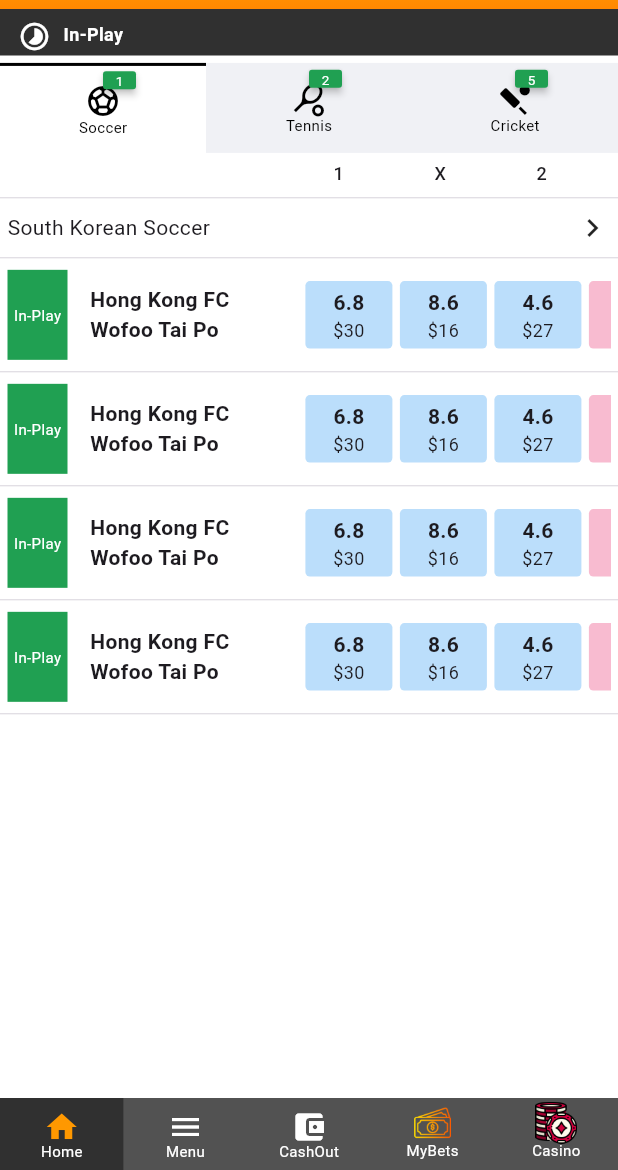
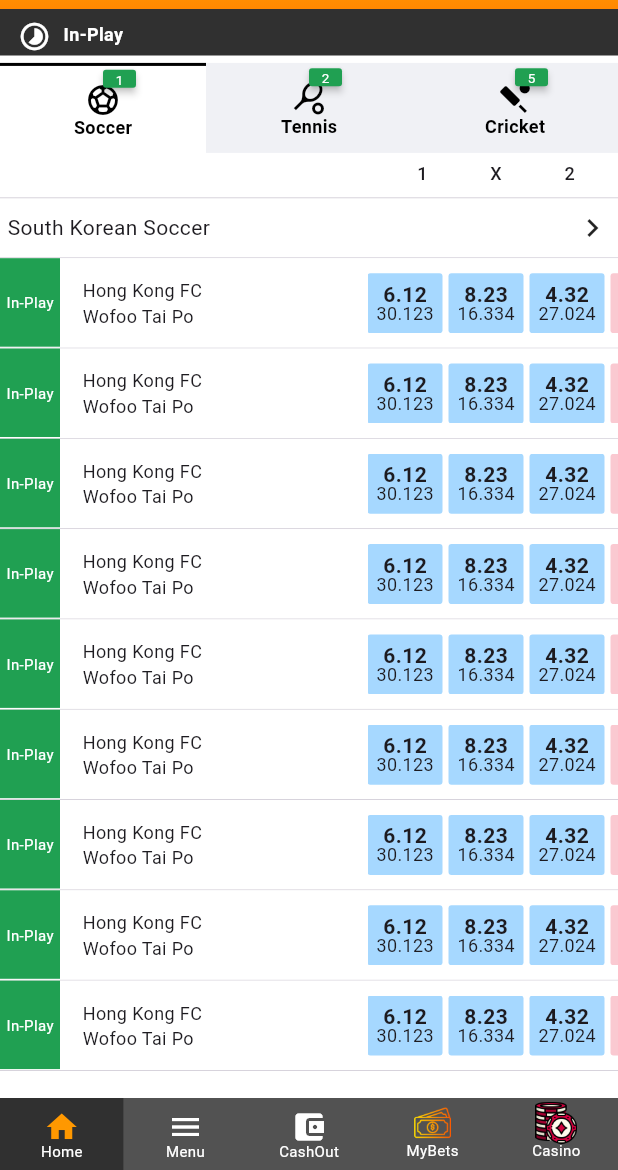
Before and after one commit to iamkashansheikh/stake_fair_app, a Flutter app: the screen it shows after launch, on a phone screen of 412 x 824 dp, the part 66-1236 px from its top. Run offline on Flutter 3.47's test engine with Material 3 defaults, Android fonts, the phone set to English and light mode, and no system bars; drawn by our look-alikes of auto_size_text, badges; our stand-ins replace firebase_core, firebase_database, flutter_screenutil, get, intl_phone_field, open_file and 3 more; missing offline and left inert: flutter_downloader; accounts and stored records are empty; network calls fail.

Commit message:
design market in in-play screen

```diff
--- a/lib/controllers/Home/inplay_controller.dart
+++ b/lib/controllers/Home/inplay_controller.dart
@@ -57,12 +57,12 @@ class InplayController extends GetxController {
   var oddsList = <Map<String, dynamic>>[].obs;
     void fetchOdds() {
     oddsList.value = [
-      {"odds": 6.8, "price": 30},
-      {"odds": 8.6, "price": 16},
-      {"odds": 4.6, "price": 27},
-      {"odds": 5.2, "price": 24},
-      {"odds": 1.47, "price": 25},
-      {"odds": 1.55, "price": 19},
+      {"odds": 6.12, "price": 30.123},
+      {"odds": 8.23, "price": 16.334},
+      {"odds": 4.32, "price": 27.024},
+      {"odds": 5.45, "price": 24.389},
+      {"odds": 1.78, "price": 25.38},
+      {"odds": 1.35, "price": 19.838},
     ];
   }
 }
--- a/lib/main.dart
+++ b/lib/main.dart
@@ -3,6 +3,8 @@ import 'package:flutter/material.dart';
 import 'package:flutter_downloader/flutter_downloader.dart';
 import 'package:flutter_screenutil/flutter_screenutil.dart';
 import 'package:get/get.dart';
+import 'package:stake_fair_app/res/routs/app_routs.dart';
+import 'package:stake_fair_app/res/routs/app_routs_name.dart';
 import 'package:stake_fair_app/view/screens/app_Loacalization/app_local.dart';
 import 'package:stake_fair_app/view/screens/inplay_screen.dart';
 import 'firebase_options.dart';
--- a/lib/view/screens/inplay_screen.dart
+++ b/lib/view/screens/inplay_screen.dart
@@ -38,9 +38,7 @@ class _InplayScreenState extends State<InplayScreen> {
                       size: 22,
                     ),
                   ),
-                  SizedBox(
-                    height: MediaQuery.of(context).size.height * 0.006,
-                  ),
+                  SizedBox(height: MediaQuery.of(context).size.height * 0.006,),
                   Row(
                     children: [
                       _buildShowMatches(
@@ -117,14 +115,12 @@ class _InplayScreenState extends State<InplayScreen> {
                       ),
                     ],
                   ),
-                  SizedBox(
-                    height: MediaQuery.of(context).size.height * 0.006,
-                  ),
+                  SizedBox(height: MediaQuery.of(context).size.height * 0.006,),
                   Row(
                     mainAxisAlignment: MainAxisAlignment.spaceEvenly,
                     children: [
                       Text(
-                        '1'.padLeft(55),
+                        '1'.padLeft(78),
                         style: TextStyle(
                             fontWeight: FontWeight.w500, fontSize: 12),
                       ),
@@ -153,9 +149,16 @@ class _InplayScreenState extends State<InplayScreen> {
                       ],
                     ),
                   ),
+                  SizedBox(height: MediaQuery.of(context).size.height * 0.01,),
                   Divider(
                     thickness: 0.5,
+                    height:0,
                   ),
+                  _buildOddsRow(),
+                  _buildOddsRow(),
+                  _buildOddsRow(),
+                  _buildOddsRow(),
+                  _buildOddsRow(),
                   _buildOddsRow(),
                   _buildOddsRow(),
                   _buildOddsRow(),
@@ -499,10 +502,11 @@ class _InplayScreenState extends State<InplayScreen> {
                 const SizedBox(height: 1),
                 Text(
                   label,
-                  style: const TextStyle(
-                    fontSize: 10,
+                  style:  TextStyle(
+                    fontSize: 12,
                     height: 1.0,
                     color: Colors.black,
+                    fontWeight: FontWeight.bold
                   ),
                   maxLines: 1,
                 ),
@@ -515,25 +519,26 @@ class _InplayScreenState extends State<InplayScreen> {
   }
 
   Widget _buildOddsRow() {
-    // Ensure odds data is loaded.
     inplayController.fetchOdds();
 
     return Column(
+      mainAxisSize: MainAxisSize.min,
       children: [
-        Padding(
-          padding: const EdgeInsets.symmetric(horizontal: 5),
-          child: Container(
+        Container(
           color: Colors.white,
           child: Row(
-              crossAxisAlignment:
-                  CrossAxisAlignment.center, // Center vertically
+            crossAxisAlignment: CrossAxisAlignment.center,
             children: [
-                // Left side vertical color bar with "In-Play" text
               Container(
                 width: 40,
                 height: 60,
+                alignment: Alignment.center,
+                decoration: BoxDecoration(
                   color: const Color(0xff20A052),
-                  alignment: Alignment.center,
+                  border: Border(
+                    bottom: BorderSide(color: Colors.white),
+                  ),
+                ),
                 child: const Text(
                   'In-Play',
                   style: TextStyle(
@@ -543,7 +548,6 @@ class _InplayScreenState extends State<InplayScreen> {
                 ),
               ),
               const SizedBox(width: 15),
-                // Static match info as separate texts
               Expanded(
                 flex: 2,
                 child: Column(
@@ -552,47 +556,40 @@ class _InplayScreenState extends State<InplayScreen> {
                   children: const [
                     Text(
                       'Hong Kong FC',
-                        style: TextStyle(
-                          fontSize: 14,
-                          fontWeight: FontWeight.w600,
-                        ),
+                      style: TextStyle(fontSize: 12),
                     ),
                     Text(
                       'Wofoo Tai Po',
-                        style: TextStyle(
-                          fontSize: 14,
-                          fontWeight: FontWeight.w600,
-                        ),
+                      style: TextStyle(fontSize: 12),
                     ),
                   ],
                 ),
               ),
-                const SizedBox(width: 8),
-                Expanded(
-                  flex: 3,
+              Container(
+                width: 167,
                 child: Obx(() {
                   return SingleChildScrollView(
                     scrollDirection: Axis.horizontal,
+                    physics: const ClampingScrollPhysics(),
                     child: Row(
-                        crossAxisAlignment: CrossAxisAlignment.center,
+
+                     // crossAxisAlignment: CrossAxisAlignment.center,
                       children: inplayController.oddsList
                           .asMap()
                           .entries
                           .map((entry) {
                         int index = entry.key;
                         final item = entry.value;
-                          // First 3 boxes pink, remaining blue
-                          final Color bgColor =
-                              index < 3 ? Colors.blue[100]! : Colors.pink[100]!;
-                          return Row(
-                            children: [
-                              _buildOddsBox(
+                        final Color bgColor = index < 3
+                            ? const Color(0xffA6D8FF)
+                            : const Color(0xffFAC9D1);
+                        return Padding(
+                          padding: const EdgeInsets.only(right: 4),
+                          child: _buildOddsBox(
                             backgroundColor: bgColor,
                             odds: '${item["odds"]}',
-                                amount: '\$${item["price"]}',
+                            amount: '${item["price"]}',
                           ),
-                              const SizedBox(width: 5),
-                            ],
                         );
                       }).toList(),
                     ),
@@ -602,26 +599,26 @@ class _InplayScreenState extends State<InplayScreen> {
             ],
           ),
         ),
-        ),
         const Divider(
-          thickness: 0.5
+          thickness: 0.5,
+          height: 0.2,
         ),
       ],
     );
   }
 
-  /// Helper widget to build each odds box with centered text.
   Widget _buildOddsBox({
     required Color backgroundColor,
     required String odds,
     required String amount,
   }) {
     return Container(
-      width: 58,
-      padding: const EdgeInsets.symmetric(vertical: 4),
+      width: 50,
+      height: 40,
+     // padding: const EdgeInsets.symmetric(vertical: 4),
       decoration: BoxDecoration(
         color: backgroundColor,
-        borderRadius: BorderRadius.circular(3),
+        borderRadius: BorderRadius.circular(2),
       ),
       child: Column(
         mainAxisAlignment: MainAxisAlignment.center,
@@ -629,14 +626,16 @@ class _InplayScreenState extends State<InplayScreen> {
           Text(
             odds,
             style: const TextStyle(
-              fontWeight: FontWeight.bold,
+              fontWeight: FontWeight.w600,
               fontSize: 14,
+              height: 1.0
             ),
           ),
           Text(
             amount,
             style: const TextStyle(
               fontSize: 12,
+              height: 1.0
             ),
           ),
         ],
```
Also changed, not shown: lib/controllers/Home/eventType_controller.dart (+4 -5 lines), lib/controllers/Home/home_controller.dart (+7 -19 lines), lib/view/screens/home_screen.dart (+25 -25 lines). Lines whose indentation alone changed are shown as unchanged.
